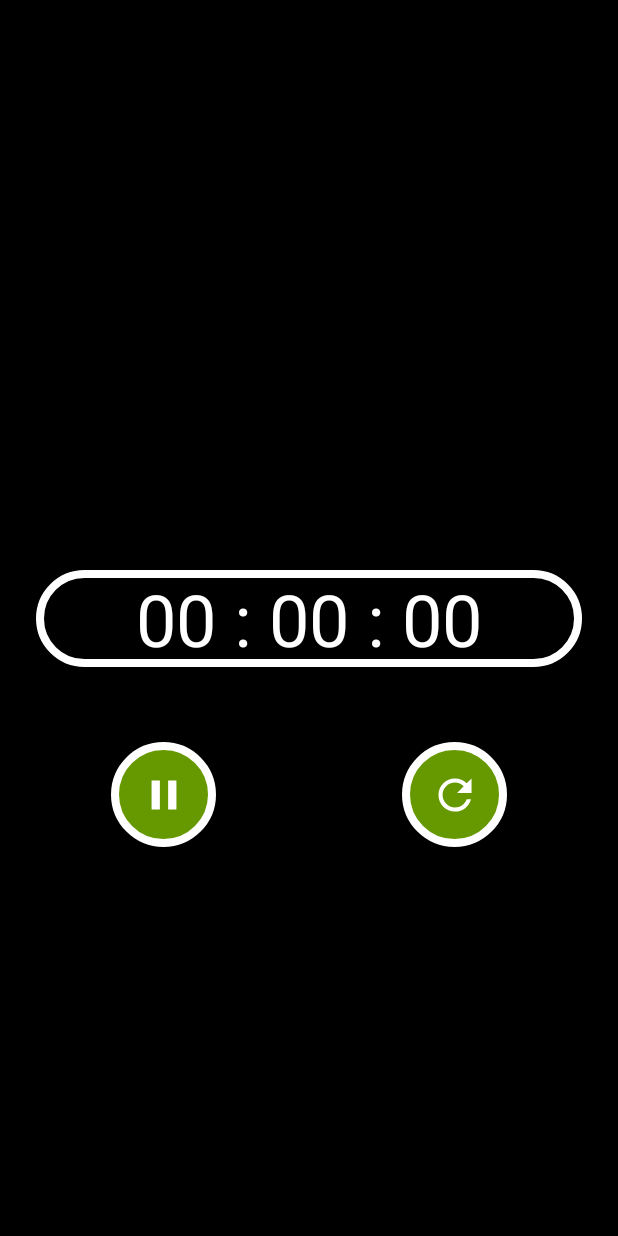
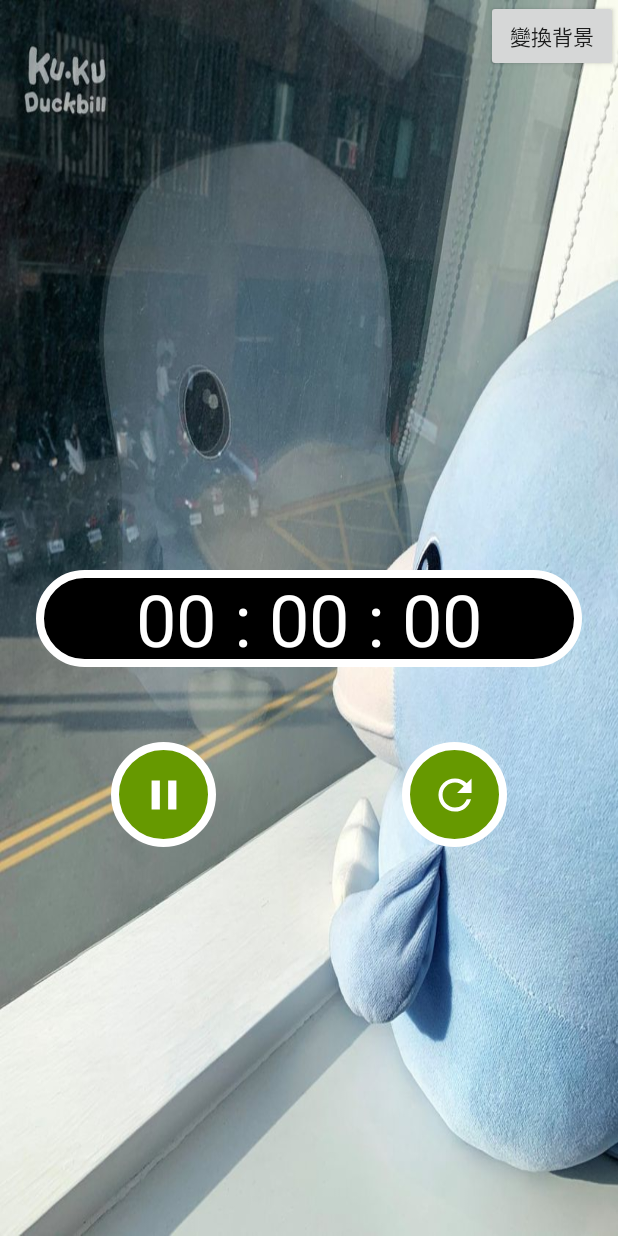
Before and after one commit to Benson0406/androidFinalProject, an Android app: the screen it shows after launch (MainActivity), on a phone screen of 412 x 824 dp. Run offline under Robolectric (Android 15) with nearby library versions, the light colour scheme and no system bars.

Commit message:
update drawable

```diff
--- a/finalProject/app/src/main/java/com/example/finalproject/MainActivity.java
+++ b/finalProject/app/src/main/java/com/example/finalproject/MainActivity.java
@@ -14,7 +14,10 @@ import android.util.Log;
 import android.view.View;
 import android.widget.Button;
 import android.widget.ImageButton;
+import android.widget.ImageView;
 import android.widget.TextView;
+
+import androidx.core.content.ContextCompat;
 
 public class MainActivity extends Activity {
 
@@ -24,7 +27,9 @@ public class MainActivity extends Activity {
     private ImageButton pauseButton;
     private int number;
     private int time;
+    private int i;
     private TextView timerValue;
+    private ImageView imageview;
     private boolean isPause = false;
     Intent intent;
     long timeSwapBuff = 0L;
@@ -34,16 +39,39 @@ public class MainActivity extends Activity {
     public void onCreate(Bundle savedInstanceState) {
         super.onCreate(savedInstanceState);
         setContentView(R.layout.activity_main);
-
+        imageview = (ImageView) findViewById(R.id.imageView2);
         timerValue = (TextView) findViewById(R.id.clock);
         intent = new Intent(MainActivity.this, poweropen.class);
         startService(intent);
         registerReceiver(broadcastReceiver, new IntentFilter(poweropen.BROADCAST_ACTION));
-
+        Button button = findViewById(R.id.button);
         pauseButton = (ImageButton) findViewById(R.id.pauseButton);
         mPreferences = getSharedPreferences(sharedPrefFile, MODE_PRIVATE);
         number = mPreferences.getInt("countnumber",0);
        // number = mPreferences.getInt("countnumber",0) + (int) SystemClock.uptimeMillis()/1000 - mPreferences.getInt("sym",0);
+    }
+    public void onClick(View view) {
+        if(i==0){
+            imageview.setBackground(ContextCompat.getDrawable(this,R.drawable.sky));
+            i+=1;
+        }
+        else if(i==1){
+            imageview.setBackground(ContextCompat.getDrawable(this,R.drawable.cute));
+            i+=1;
+        }
+        else if(i==2){
+            imageview.setBackground(ContextCompat.getDrawable(this,R.drawable.beach));
+            i+=1;
+        }
+        else if(i==3){
+            imageview.setBackground(ContextCompat.getDrawable(this,R.drawable.canahela));
+            i+=1;
+        }
+        else if(i==4){
+            imageview.setBackground(ContextCompat.getDrawable(this,R.drawable.duck));
+            i=0;
+        }
+
     }
     public void Pause(View view) {
         if(isPause){
--- a/finalProject/app/src/main/res/layout/activity_main.xml
+++ b/finalProject/app/src/main/res/layout/activity_main.xml
@@ -5,7 +5,18 @@
     android:layout_width="match_parent"
     android:layout_height="match_parent"
     tools:context=".MainActivity"
-    android:background="@color/black">
+    >
+
+    <ImageView
+        android:id="@+id/imageView2"
+        android:layout_width="0dp"
+        android:layout_height="0dp"
+        android:background="@drawable/duck"
+        app:layout_constraintBottom_toBottomOf="parent"
+        app:layout_constraintEnd_toEndOf="parent"
+        app:layout_constraintHorizontal_bias="0.0"
+        app:layout_constraintStart_toStartOf="parent"
+        app:layout_constraintTop_toTopOf="parent" />
 
     <TextView
         android:id="@+id/clock"
@@ -46,4 +57,14 @@
         app:layout_constraintEnd_toEndOf="parent"
         app:layout_constraintStart_toEndOf="@+id/pauseButton"
         app:layout_constraintTop_toBottomOf="@+id/clock" />
+
+    <Button
+        android:id="@+id/button"
+        android:layout_width="wrap_content"
+        android:layout_height="wrap_content"
+        android:onClick="onClick"
+        android:text="變換背景"
+        app:layout_constraintEnd_toEndOf="parent"
+        app:layout_constraintTop_toTopOf="parent" />
+
 </androidx.constraintlayout.widget.ConstraintLayout>
```
Also changed, not shown: finalProject/app/src/main/res/drawable/beach.jpg (added), finalProject/app/src/main/res/drawable/canahela.jpg (added), finalProject/app/src/main/res/drawable/cute.jpg (added), finalProject/app/src/main/res/drawable/duck.jpg (added), finalProject/app/src/main/res/drawable/sky.jpg (added).
